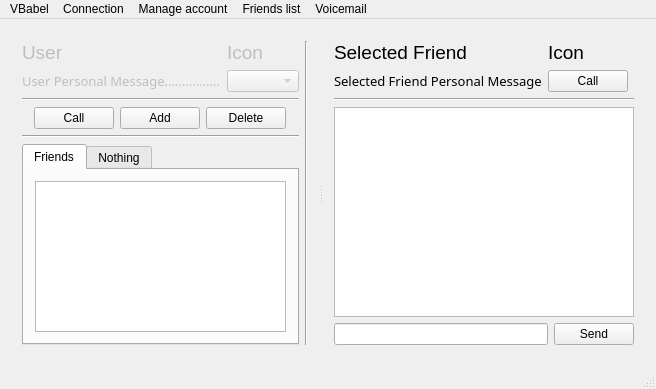
This is Client/ClientV2 - GUI/NewBabelClient/Graphic.ui in AGuismo/V-and-Co-Babel as Qt 5 draws it before an edit. The edited form follows.
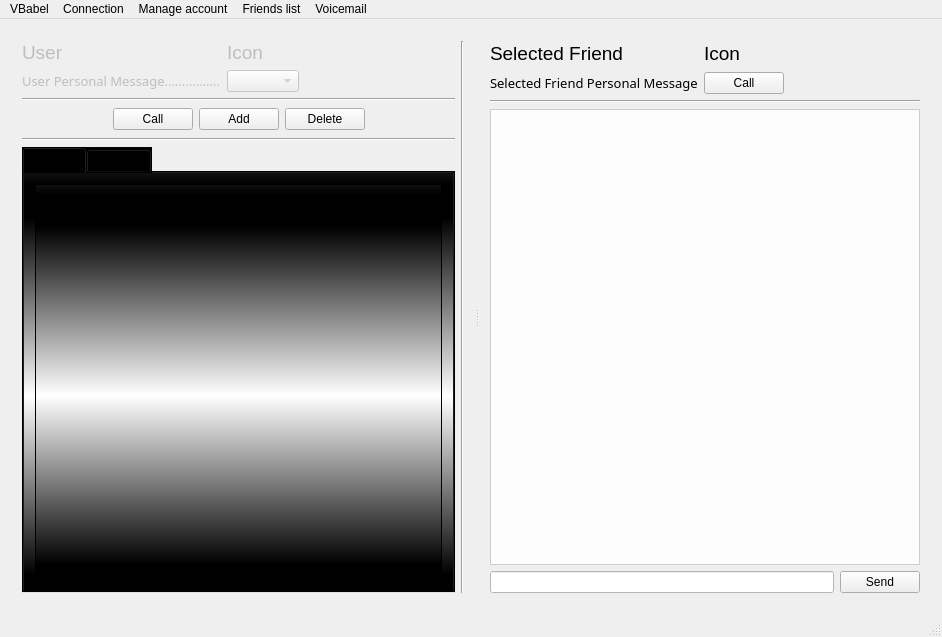
This is the edited form. Icons and pictures are not drawn. Custom widgets are drawn as their Qt base class.

Commit message: ClientV2 GUI update background + opacity

Diff of the .ui file:
```diff
--- a/Client/ClientV2 - GUI/NewBabelClient/Graphic.ui
+++ b/Client/ClientV2 - GUI/NewBabelClient/Graphic.ui
@@ -6,15 +6,19 @@
    <rect>
     <x>0</x>
     <y>0</y>
-    <width>628</width>
-    <height>389</height>
+    <width>942</width>
+    <height>637</height>
    </rect>
   </property>
   <property name="windowTitle">
    <string>MainWindow</string>
   </property>
+  <property name="styleSheet">
+   <string notr="true">QMainWindow {border-image: url(./Img/530035-1920x1080.jpg);}
+</string>
+  </property>
   <widget class="QWidget" name="centralWidget">
-   <layout class="QGridLayout" name="gridLayout_4">
+   <layout class="QGridLayout" name="gridLayout">
     <item row="0" column="0">
      <widget class="QSplitter" name="splitter">
       <property name="orientation">
@@ -46,6 +50,44 @@
             </property>
            </widget>
           </item>
+          <item row="1" column="1">
+           <widget class="QComboBox" name="comboBox_8">
+            <property name="enabled">
+             <bool>false</bool>
+            </property>
+           </widget>
+          </item>
+          <item row="0" column="2">
+           <spacer name="horizontalSpacer_25">
+            <property name="orientation">
+             <enum>Qt::Horizontal</enum>
+            </property>
+            <property name="sizeHint" stdset="0">
+             <size>
+              <width>40</width>
+              <height>20</height>
+             </size>
+            </property>
+           </spacer>
+          </item>
+          <item row="0" column="1">
+           <widget class="QLabel" name="label_22">
+            <property name="enabled">
+             <bool>false</bool>
+            </property>
+            <property name="font">
+             <font>
+              <pointsize>14</pointsize>
+             </font>
+            </property>
+            <property name="styleSheet">
+             <string notr="true"/>
+            </property>
+            <property name="text">
+             <string>Icon</string>
+            </property>
+           </widget>
+          </item>
           <item row="0" column="0">
            <widget class="QLabel" name="label_3">
             <property name="enabled">
@@ -67,38 +109,84 @@
             </property>
            </widget>
           </item>
-          <item row="0" column="2">
-           <spacer name="horizontalSpacer">
+         </layout>
+        </item>
+        <item row="0" column="1" rowspan="4">
+         <widget class="Line" name="line_27">
+          <property name="orientation">
+           <enum>Qt::Vertical</enum>
+          </property>
+         </widget>
+        </item>
+        <item row="1" column="0">
+         <layout class="QGridLayout" name="gridLayout_41">
+          <item row="0" column="0" colspan="5">
+           <widget class="Line" name="line_26">
+            <property name="orientation">
+             <enum>Qt::Horizontal</enum>
+            </property>
+           </widget>
+          </item>
+          <item row="1" column="0">
+           <spacer name="horizontalSpacer_27">
             <property name="orientation">
              <enum>Qt::Horizontal</enum>
             </property>
             <property name="sizeHint" stdset="0">
              <size>
-              <width>40</width>
-              <height>20</height>
+              <width>35</width>
+              <height>25</height>
              </size>
             </property>
            </spacer>
           </item>
           <item row="1" column="1">
-           <widget class="QComboBox" name="comboBox_2">
+           <widget class="QPushButton" name="pushButton_13">
             <property name="enabled">
-             <bool>false</bool>
+             <bool>true</bool>
             </property>
+            <property name="text">
+             <string>Call</string>
+            </property>
            </widget>
           </item>
-          <item row="0" column="1">
-           <widget class="QLabel" name="label_4">
+          <item row="1" column="2">
+           <widget class="QPushButton" name="pushButton_14">
             <property name="enabled">
-             <bool>false</bool>
+             <bool>true</bool>
             </property>
-            <property name="font">
-             <font>
-              <pointsize>14</pointsize>
-             </font>
+            <property name="text">
+             <string>Add</string>
             </property>
+           </widget>
+          </item>
+          <item row="1" column="3">
+           <widget class="QPushButton" name="deleteSelectedFriendPushButton_7">
+            <property name="enabled">
+             <bool>true</bool>
+            </property>
             <property name="text">
-             <string>Icon</string>
+             <string>Delete</string>
+            </property>
+           </widget>
+          </item>
+          <item row="1" column="4">
+           <spacer name="horizontalSpacer_26">
+            <property name="orientation">
+             <enum>Qt::Horizontal</enum>
+            </property>
+            <property name="sizeHint" stdset="0">
+             <size>
+              <width>36</width>
+              <height>25</height>
+             </size>
+            </property>
+           </spacer>
+          </item>
+          <item row="2" column="0" colspan="5">
+           <widget class="Line" name="line_25">
+            <property name="orientation">
+             <enum>Qt::Horizontal</enum>
             </property>
            </widget>
           </item>
@@ -107,7 +195,10 @@
         <item row="2" column="0">
          <layout class="QGridLayout" name="gridLayout_6">
           <item row="0" column="0">
-           <widget class="QTabWidget" name="FriendTabWidget">
+           <widget class="QTabWidget" name="FriendTabWidget_7">
+            <property name="styleSheet">
+             <string notr="true">background-color: qlineargradient(spread:reflect, x1:0, y1:1, x2:0, y2:0.534, stop:0.0847458 rgba(0, 0, 0, 255), stop:1 rgba(255, 255, 255, 255));</string>
+            </property>
             <property name="currentIndex">
              <number>0</number>
             </property>
@@ -117,7 +208,11 @@
              </attribute>
              <layout class="QGridLayout" name="gridLayout_9">
               <item row="0" column="0" colspan="2">
-               <widget class="FriendListWidget" name="listWidget"/>
+               <widget class="FriendListWidget" name="listWidget_7">
+                <property name="styleSheet">
+                 <string notr="true">background-image: url(./Img/530035-1920x1080.jpg);</string>
+                </property>
+               </widget>
               </item>
              </layout>
              <zorder>friendListW</zorder>
@@ -134,106 +229,65 @@
          </layout>
         </item>
         <item row="3" column="0">
-         <layout class="QVBoxLayout" name="verticalLayout_2"/>
-        </item>
-        <item row="1" column="0">
-         <layout class="QGridLayout" name="gridLayout_3">
-          <item row="2" column="0" colspan="5">
-           <widget class="Line" name="line_2">
-            <property name="orientation">
-             <enum>Qt::Horizontal</enum>
-            </property>
-           </widget>
-          </item>
-          <item row="1" column="1">
-           <widget class="QPushButton" name="pushButton">
-            <property name="enabled">
-             <bool>true</bool>
-            </property>
-            <property name="text">
-             <string>Call</string>
-            </property>
-           </widget>
-          </item>
-          <item row="1" column="2">
-           <widget class="QPushButton" name="pushButton_2">
-            <property name="enabled">
-             <bool>true</bool>
-            </property>
-            <property name="text">
-             <string>Add</string>
-            </property>
-           </widget>
-          </item>
-          <item row="1" column="3">
-           <widget class="QPushButton" name="deleteSelectedFriendPushButton">
-            <property name="enabled">
-             <bool>true</bool>
-            </property>
-            <property name="text">
-             <string>Delete</string>
-            </property>
-           </widget>
-          </item>
-          <item row="1" column="4">
-           <spacer name="horizontalSpacer_5">
-            <property name="orientation">
-             <enum>Qt::Horizontal</enum>
-            </property>
-            <property name="sizeHint" stdset="0">
-             <size>
-              <width>40</width>
-              <height>20</height>
-             </size>
-            </property>
-           </spacer>
-          </item>
-          <item row="1" column="0">
-           <spacer name="horizontalSpacer_4">
-            <property name="orientation">
-             <enum>Qt::Horizontal</enum>
-            </property>
-            <property name="sizeHint" stdset="0">
-             <size>
-              <width>40</width>
-              <height>20</height>
-             </size>
-            </property>
-           </spacer>
-          </item>
-          <item row="0" column="0" colspan="5">
-           <widget class="Line" name="line_3">
-            <property name="orientation">
-             <enum>Qt::Horizontal</enum>
-            </property>
-           </widget>
-          </item>
-         </layout>
-        </item>
-        <item row="0" column="1" rowspan="4">
-         <widget class="Line" name="line">
-          <property name="orientation">
-           <enum>Qt::Vertical</enum>
-          </property>
-         </widget>
+         <layout class="QVBoxLayout" name="verticalLayout_20"/>
         </item>
        </layout>
       </widget>
-      <widget class="QWidget" name="layoutWidget">
-       <layout class="QVBoxLayout" name="verticalLayout_4">
+      <widget class="QWidget" name="layoutWidget_14">
+       <layout class="QVBoxLayout" name="verticalLayout_21">
         <item>
          <layout class="QVBoxLayout" name="verticalLayout_3">
           <item>
-           <layout class="QGridLayout" name="gridLayout">
+           <layout class="QGridLayout" name="gridLayout_42">
+            <item row="2" column="0" colspan="3">
+             <widget class="Line" name="line_28">
+              <property name="orientation">
+               <enum>Qt::Horizontal</enum>
+              </property>
+             </widget>
+            </item>
             <item row="1" column="1">
-             <widget class="QPushButton" name="activeFriendCallPushButton">
+             <widget class="QPushButton" name="activeFriendCallPushButton_7">
               <property name="text">
                <string>Call</string>
               </property>
              </widget>
             </item>
+            <item row="0" column="1">
+             <widget class="QLabel" name="selectedFriendIconStatusLabel_7">
+              <property name="font">
+               <font>
+                <pointsize>14</pointsize>
+               </font>
+              </property>
+              <property name="styleSheet">
+               <string notr="true"/>
+              </property>
+              <property name="text">
+               <string>Icon</string>
+              </property>
+             </widget>
+            </item>
+            <item row="1" column="0">
+             <widget class="QLabel" name="selectedFriendPersonalMsgLabel_7">
+              <property name="font">
+               <font>
+                <family>MS PGothic</family>
+                <pointsize>10</pointsize>
+                <weight>50</weight>
+                <bold>false</bold>
+               </font>
+              </property>
+              <property name="styleSheet">
+               <string notr="true"/>
+              </property>
+              <property name="text">
+               <string>Selected Friend Personal Message</string>
+              </property>
+             </widget>
+            </item>
             <item row="0" column="0">
-             <widget class="QLabel" name="selectedFriendNameLabel">
+             <widget class="QLabel" name="selectedFriendNameLabel_7">
               <property name="enabled">
                <bool>true</bool>
               </property>
@@ -246,61 +300,37 @@
               <property name="font">
                <font>
                 <pointsize>14</pointsize>
+                <weight>50</weight>
+                <bold>false</bold>
                </font>
               </property>
+              <property name="layoutDirection">
+               <enum>Qt::LeftToRight</enum>
+              </property>
               <property name="autoFillBackground">
                <bool>false</bool>
               </property>
+              <property name="styleSheet">
+               <string notr="true"/>
+              </property>
               <property name="text">
                <string>Selected Friend</string>
               </property>
              </widget>
             </item>
-            <item row="1" column="0">
-             <widget class="QLabel" name="selectedFriendPersonalMsgLabel">
-              <property name="font">
-               <font>
-                <family>MS PGothic</family>
-                <pointsize>10</pointsize>
-               </font>
-              </property>
-              <property name="text">
-               <string>Selected Friend Personal Message</string>
-              </property>
-             </widget>
-            </item>
-            <item row="0" column="1">
-             <widget class="QLabel" name="selectedFriendIconStatusLabel">
-              <property name="font">
-               <font>
-                <pointsize>14</pointsize>
-               </font>
-              </property>
-              <property name="text">
-               <string>Icon</string>
-              </property>
-             </widget>
-            </item>
             <item row="0" column="2">
-             <spacer name="horizontalSpacer_2">
+             <spacer name="horizontalSpacer_28">
               <property name="orientation">
                <enum>Qt::Horizontal</enum>
               </property>
               <property name="sizeHint" stdset="0">
                <size>
-                <width>40</width>
-                <height>20</height>
+                <width>34</width>
+                <height>25</height>
                </size>
               </property>
              </spacer>
             </item>
-            <item row="2" column="0" colspan="3">
-             <widget class="Line" name="line_4">
-              <property name="orientation">
-               <enum>Qt::Horizontal</enum>
-              </property>
-             </widget>
-            </item>
            </layout>
           </item>
          </layout>
@@ -315,6 +345,9 @@
               <verstretch>3</verstretch>
              </sizepolicy>
             </property>
+            <property name="styleSheet">
+             <string notr="true">background-color: rgba(255, 255, 255, 218);</string>
+            </property>
            </widget>
           </item>
          </layout>
@@ -322,7 +355,11 @@
         <item>
          <layout class="QHBoxLayout" name="horizontalLayout">
           <item>
-           <widget class="QLineEdit" name="sendBoxTextEdit"/>
+           <widget class="QLineEdit" name="sendBoxTextEdit_7">
+            <property name="styleSheet">
+             <string notr="true">background-color: rgba(255, 255, 255, 255);</string>
+            </property>
+           </widget>
           </item>
           <item>
            <widget class="QPushButton" name="sendBoxPushButton">
@@ -344,8 +381,8 @@
     <rect>
      <x>0</x>
      <y>0</y>
-     <width>628</width>
-     <height>21</height>
+     <width>942</width>
+     <height>26</height>
     </rect>
    </property>
    <widget class="QMenu" name="menuVBabel">
```
Left out of the diff: 50 changed lines with no effect on the pictures. The commit also changes 21 other files.
